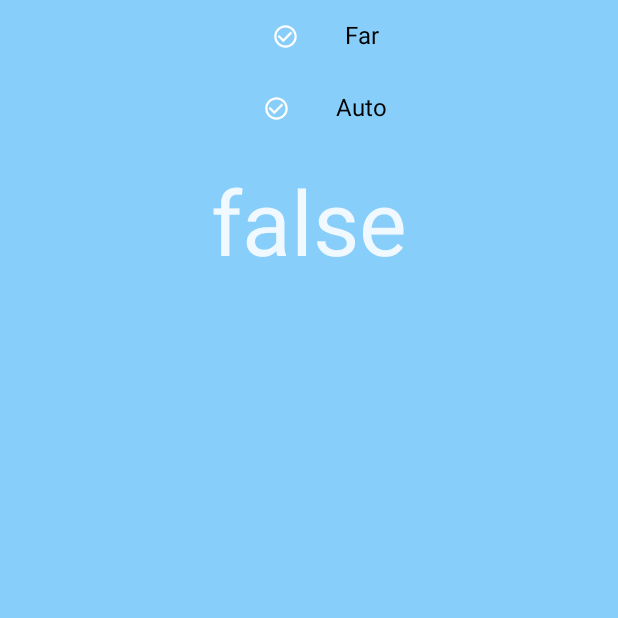
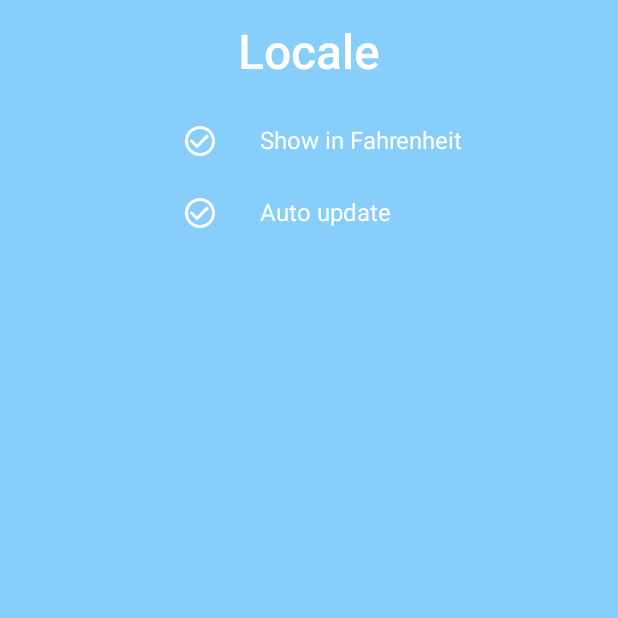
Before and after one commit to Tilindis/Weather, an Android app built with Jetpack Compose: the composable LocaleScreen shown on its own in the app's theme, on a phone screen of 412 x 824 dp, the top half of it. Run offline under Robolectric (Android 15) with nearby library versions, the phone set to English and light mode, and no system bars; our stand-ins replace Dagger/Hilt's generated code, livedata-compose.

Commit message:
Update logic of locale menu

```diff
--- a/app/src/main/java/com/tilindis/weather/screen/locale/LocaleContent.kt
+++ b/app/src/main/java/com/tilindis/weather/screen/locale/LocaleContent.kt
@@ -10,6 +10,8 @@ import androidx.compose.ui.Alignment
 import androidx.compose.ui.Modifier
 import androidx.compose.ui.graphics.Color
 import androidx.compose.ui.res.painterResource
+import androidx.compose.ui.res.stringResource
+import androidx.compose.ui.text.font.FontWeight
 import androidx.compose.ui.unit.dp
 import androidx.compose.ui.unit.sp
 import com.tilindis.weather.R
@@ -20,32 +22,29 @@ fun LocaleContent(
     onAutoClick: (Boolean) -> Unit,
     onUnitClick: (Boolean) -> Unit
 ) {
-    Box(
-        modifier = Modifier
-            .fillMaxWidth()
-            .height(300.dp),
-        contentAlignment = Alignment.Center
-    ) {
-        Text(
-            text = state.isAutoUpdateOn.toString(),
-            fontSize = 60.sp
-        )
-    }
-
     Column(
         modifier = Modifier
             .fillMaxWidth()
-            .height(300.dp),
-        horizontalAlignment = Alignment.CenterHorizontally
+            .wrapContentSize(),
+        horizontalAlignment = Alignment.Start,
     ) {
+        Text(
+            modifier = Modifier
+                .padding(horizontal = 16.dp, vertical = 16.dp)
+                .align(Alignment.CenterHorizontally),
+            text = stringResource(id = R.string.locale_card_name_text),
+            color = Color.White,
+            fontSize = 32.sp,
+            fontWeight = FontWeight.W600,
+        )
         ValueEnableSection(
             isValueOn = state.isFahrenheitOn,
-            valueText = "Far",
+            valueText = stringResource(id = R.string.locale_show_in_fahrenheit_text),
             onValueButtonClick = onUnitClick
         )
         ValueEnableSection(
             isValueOn = state.isAutoUpdateOn,
-            valueText = "Auto",
+            valueText = stringResource(id = R.string.locale_auto_update_text),
             onValueButtonClick = onAutoClick
         )
     }
@@ -66,7 +65,7 @@ private fun ValueEnableSection(
     ) {
         IconButton(onClick = { onValueButtonClick.invoke(!isValueOn) }) {
             Icon(
-                modifier = Modifier.size(18.dp),
+                modifier = Modifier.size(24.dp),
                 painter = painterResource(id = iconResId),
                 contentDescription = null,
                 tint = MaterialTheme.colors.surface,
@@ -75,7 +74,7 @@ private fun ValueEnableSection(
         Text(
             modifier = Modifier.padding(horizontal = 16.dp),
             text = valueText,
-            color = Color.Black
+            color = Color.White
         )
     }
 }
--- a/app/src/main/java/com/tilindis/weather/screen/page/PageScreen.kt
+++ b/app/src/main/java/com/tilindis/weather/screen/page/PageScreen.kt
@@ -2,12 +2,16 @@
 
 package com.tilindis.weather.screen.page
 
+import androidx.compose.foundation.gestures.detectTapGestures
+import androidx.compose.foundation.shape.RoundedCornerShape
 import androidx.compose.material.*
 import androidx.compose.runtime.Composable
 import androidx.compose.runtime.getValue
 import androidx.compose.runtime.livedata.observeAsState
 import androidx.compose.runtime.rememberCoroutineScope
+import androidx.compose.ui.Modifier
 import androidx.compose.ui.graphics.Color
+import androidx.compose.ui.input.pointer.pointerInput
 import androidx.compose.ui.unit.dp
 import androidx.hilt.navigation.compose.hiltViewModel
 import androidx.navigation.NavController
@@ -31,8 +35,21 @@ fun PageScreen(
     val scope = rememberCoroutineScope()
 
     BottomSheetScaffold(
+        modifier =
+        Modifier.pointerInput(Unit) {
+            detectTapGestures(onTap = {
+                scope.launch {
+                    if (scaffoldState.bottomSheetState.isCollapsed) {
+                        scaffoldState.bottomSheetState.expand()
+                    } else {
+                        scaffoldState.bottomSheetState.collapse()
+                    }
+                }
+            })
+        },
         scaffoldState = scaffoldState,
-        sheetBackgroundColor = Color.Green,
+        sheetBackgroundColor = Color.Black,
+        sheetShape = RoundedCornerShape(topEnd = 16.dp, topStart = 16.dp),
         sheetPeekHeight = 0.dp,
         sheetContent = {
             LocaleScreen()
@@ -41,7 +58,7 @@ fun PageScreen(
         PageContent(
             state = state,
             onCityClick = { navigateTo(navController) },
-            onLocaleClick = { scope.launch { sheetState.expand() } }
+            onLocaleClick = { scope.launch { sheetState.expand() } },
         )
     }
 }
--- a/app/src/main/res/values/strings.xml
+++ b/app/src/main/res/values/strings.xml
@@ -3,4 +3,8 @@
     <!--    Weather Card names -->
     <string name="weather_card_hourly_forecast_text">HOURLY FORECAST</string>
     <string name="weather_card_7_day_forecast_text">7-DAY FORECAST</string>
+    <!--    Locale variable names -->
+    <string name="locale_auto_update_text">Auto update</string>
+    <string name="locale_show_in_fahrenheit_text">Show in Fahrenheit</string>
+    <string name="locale_card_name_text">Locale</string>
 </resources>
```
